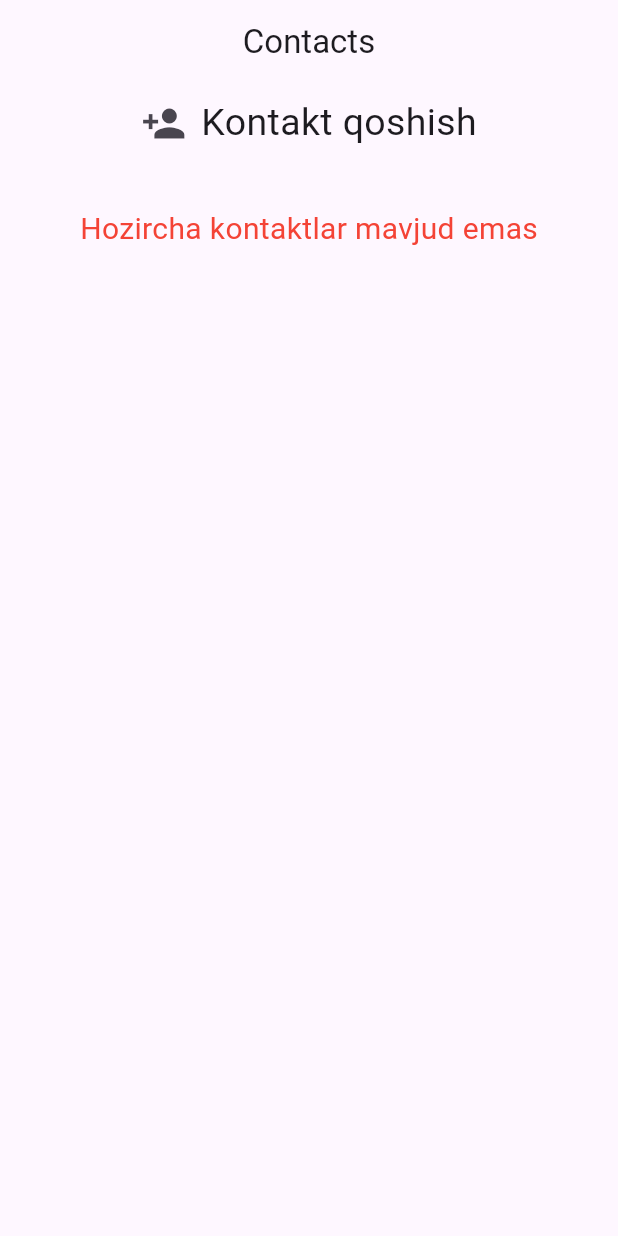
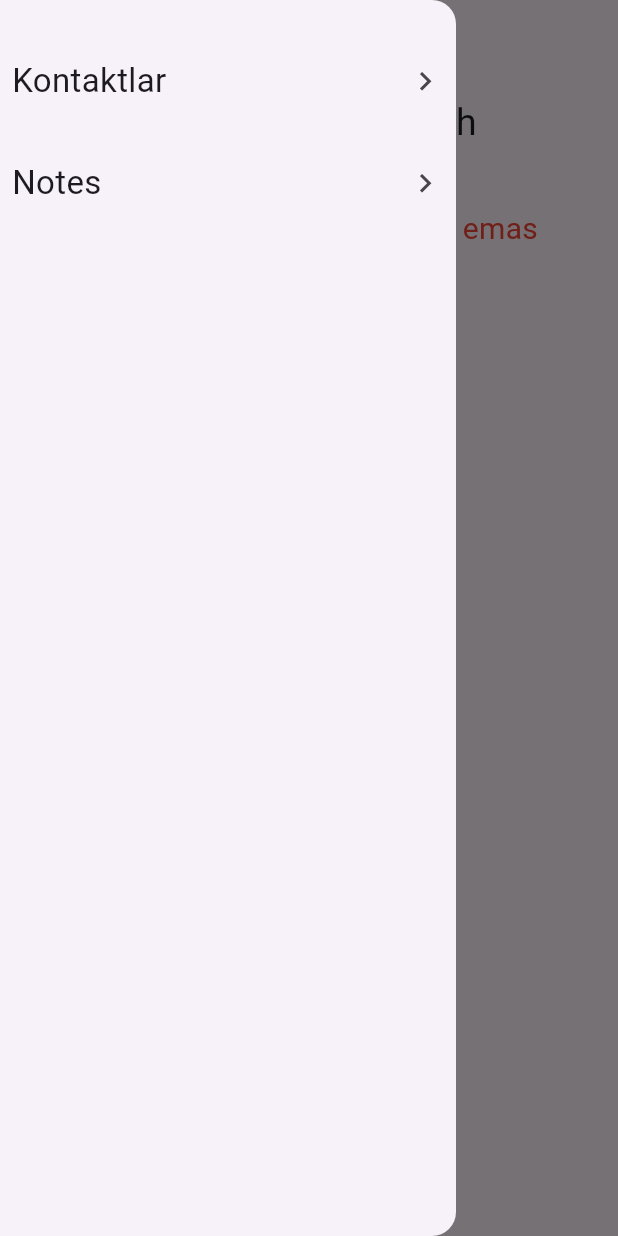
Before and after one commit to Namoz007/dars_32_homework, a Flutter app: the screen it shows after launch, with the side drawer open (before the commit the screen has no drawer), on a phone screen of 412 x 824 dp. Run offline on Flutter 3.47's test engine with Material 3 defaults, Android fonts, the phone set to English and light mode, and no system bars; our stand-ins replace sqflite; accounts and stored records are empty; generated files the repository leaves out were written again.

Commit message:
dars 33 homework

```diff
--- /dev/null
+++ b/lib/controllers/notes_controller.dart
@@ -0,0 +1,59 @@
+import 'package:working/models/contact.dart';
+import 'package:working/models/notes.dart';
+import 'package:working/services/local_database.dart';
+import 'package:working/services/notes_local_database.dart';
+
+class NotesController{
+  final db = NotesLocalDatabase();
+  List<Note> notes = [];
+
+  Future<List<Note>> getNotes() async{
+    final data = await db.database;
+    List<Note> response = await db.getNotes();
+
+    if(response == null){
+      print('Malumot mavjud emas');
+      return [];
+    }else{
+      if(notes.length == 0){
+        notes = response;
+        return  notes;
+      }else{
+        for(int i = 0;i < response.length;i++){
+          bool isHave = false;
+          for(int j = 0;j < notes.length;j++)
+            if(response[i].id == notes[j].id){
+              isHave = true;
+            }
+          if(!isHave){
+            notes.add(response[i]);
+          }
+        }
+        print('Malumotlar mavjud');
+        return notes;
+      }
+    }
+  }
+
+  Future<void> addNote(Note note) async{
+    final response = await db.addNote(note);
+  }
+
+
+  Future<void> deleteNote(int id) async{
+    final response = await db.deleteNote(id);
+    for(int i = 0;i < notes.length;i++)
+      if(notes[i].id == id)
+         notes.removeAt(i);
+  }
+
+  Future<void> editNote(Note note) async{
+    await deleteNote(note.id);
+    for(int i = 0;i < notes.length;i++)
+      if(notes[i].id == note.id)
+        notes.removeAt(i);
+
+    await db.addNote(note);
+    notes.add(note);
+  }
+}
--- a/lib/views/screens/home_screen.dart
+++ b/lib/views/screens/home_screen.dart
@@ -2,6 +2,7 @@ import 'package:flutter/material.dart';
 import 'package:working/controllers/contact_controller.dart';
 import 'package:working/models/contact.dart';
 import 'package:working/views/widgets/add_contact.dart';
+import 'package:working/views/widgets/custom_drawer.dart';
 import 'package:working/views/widgets/edit_contact.dart';
 
 class HomeScreen extends StatefulWidget {
@@ -41,6 +42,7 @@ class _HomeScreenState extends State<HomeScreen> {
         title: Text("Contacts"),
         centerTitle: true,
       ),
+      drawer: CustomDrawer(),
       body: FutureBuilder(
         future: controller.getContacts(),
         builder: (context, snapshot) {
--- /dev/null
+++ b/lib/views/widgets/custom_drawer.dart
@@ -0,0 +1,52 @@
+import 'package:flutter/material.dart';
+import 'package:working/views/screens/home_screen.dart';
+import 'package:working/views/screens/notes.dart';
+
+
+class CustomDrawer extends StatefulWidget {
+  const CustomDrawer({super.key});
+
+  @override
+  State<CustomDrawer> createState() => _CustomDrawerState();
+}
+
+class _CustomDrawerState extends State<CustomDrawer> {
+  @override
+  Widget build(BuildContext context) {
+    return Drawer(
+      child: Column(
+        children: [
+          SizedBox(height: 30,),
+
+          IconButton(onPressed: (){
+            Navigator.pushReplacement(context, MaterialPageRoute(builder: (context) => HomeScreen()));
+          }, icon: Container(
+            child: Row(
+              mainAxisAlignment: MainAxisAlignment.spaceBetween,
+              children: [
+                Text("Kontaktlar",style: TextStyle(fontSize: 22),),
+                Icon(Icons.keyboard_arrow_right,size: 25,)
+              ],
+            ),
+          )),
+
+          SizedBox(height: 20,),
+
+          IconButton(onPressed: (){
+            Navigator.pushReplacement(context, MaterialPageRoute(builder: (context) => Notes()));
+          }, icon: Container(
+            child: Row(
+              mainAxisAlignment: MainAxisAlignment.spaceBetween,
+              children: [
+                Text("Notes",style: TextStyle(fontSize: 22),),
+                Icon(Icons.keyboard_arrow_right,size: 25,)
+              ],
+            ),
+          )),
+
+          SizedBox(height: 20,),
+        ],
+      ),
+    );
+  }
+}
```
Also changed, not shown: lib/models/notes.dart (added, +21 -0 lines), lib/services/notes_local_database.dart (added, +74 -0 lines), lib/views/screens/notes.dart (added, +167 -0 lines), lib/views/widgets/add_note.dart (added, +68 -0 lines), lib/views/widgets/edit_note.dart (added, +57 -0 lines).
